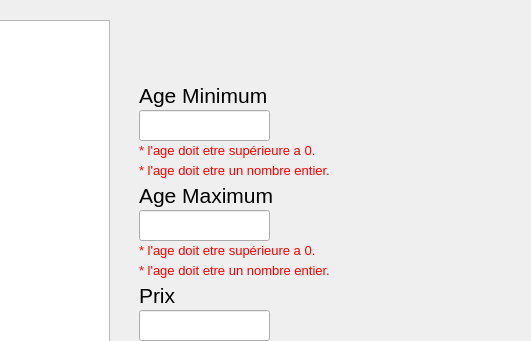
Qt form interface_UI/list_avance_pop_up_interface.ui (jackpotchap/EXAMEN_INTRA_JACOB_CHAPMAN) before a commit; both pictures show x 271 to 802 and y 0 to 341 of the 802 by 621 pixel window.
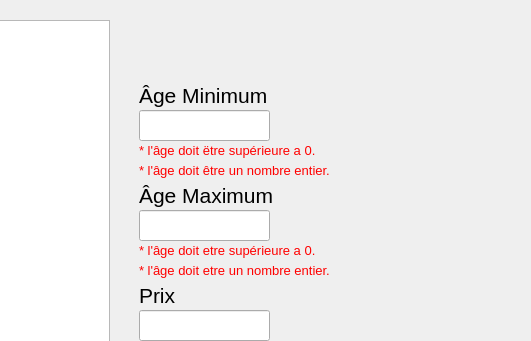
The same form after that commit.

```diff
--- a/interface_UI/list_avance_pop_up_interface.ui
+++ b/interface_UI/list_avance_pop_up_interface.ui
@@ -46,7 +46,7 @@
     </font>
    </property>
    <property name="text">
-    <string>Age Minimum</string>
+    <string>Âge Minimum</string>
    </property>
   </widget>
   <widget class="QLabel" name="label_titre_age_max">
@@ -64,7 +64,7 @@
     </font>
    </property>
    <property name="text">
-    <string>Age Maximum</string>
+    <string>Âge Maximum</string>
    </property>
   </widget>
   <widget class="QLineEdit" name="lineEdit_age_max">
@@ -182,7 +182,7 @@
     </font>
    </property>
    <property name="text">
-    <string>&lt;html&gt;&lt;head/&gt;&lt;body&gt;&lt;p&gt;&lt;span style=&quot; color:#ff0000;&quot;&gt;* l'age doit etre supérieure a 0.&lt;/span&gt;&lt;/p&gt;&lt;/body&gt;&lt;/html&gt;</string>
+    <string>&lt;html&gt;&lt;head/&gt;&lt;body&gt;&lt;p&gt;&lt;span style=&quot; color:#ff0000;&quot;&gt;* l'âge doit ëtre supérieure a 0.&lt;/span&gt;&lt;/p&gt;&lt;/body&gt;&lt;/html&gt;</string>
    </property>
   </widget>
   <widget class="QLabel" name="label_erreure_chiffreonly_num_age_min">
@@ -200,7 +200,7 @@
     </font>
    </property>
    <property name="text">
-    <string>&lt;html&gt;&lt;head/&gt;&lt;body&gt;&lt;p&gt;&lt;span style=&quot; color:#ff0000;&quot;&gt;* l'age doit etre un nombre entier.&lt;/span&gt;&lt;/p&gt;&lt;/body&gt;&lt;/html&gt;</string>
+    <string>&lt;html&gt;&lt;head/&gt;&lt;body&gt;&lt;p&gt;&lt;span style=&quot; color:#ff0000;&quot;&gt;* l'âge doit être un nombre entier.&lt;/span&gt;&lt;/p&gt;&lt;/body&gt;&lt;/html&gt;</string>
    </property>
   </widget>
   <widget class="QLabel" name="label_erreure_positif">
@@ -254,7 +254,7 @@
     </font>
    </property>
    <property name="text">
-    <string>&lt;html&gt;&lt;head/&gt;&lt;body&gt;&lt;p&gt;&lt;span style=&quot; color:#ff0000;&quot;&gt;* l'age doit etre supérieure a 0.&lt;/span&gt;&lt;/p&gt;&lt;/body&gt;&lt;/html&gt;</string>
+    <string>&lt;html&gt;&lt;head/&gt;&lt;body&gt;&lt;p&gt;&lt;span style=&quot; color:#ff0000;&quot;&gt;* l'âge doit etre supérieure a 0.&lt;/span&gt;&lt;/p&gt;&lt;/body&gt;&lt;/html&gt;</string>
    </property>
   </widget>
   <widget class="QLabel" name="label_erreure_chiffreonly_num_age_max">
@@ -272,7 +272,7 @@
     </font>
    </property>
    <property name="text">
-    <string>&lt;html&gt;&lt;head/&gt;&lt;body&gt;&lt;p&gt;&lt;span style=&quot; color:#ff0000;&quot;&gt;* l'age doit etre un nombre entier.&lt;/span&gt;&lt;/p&gt;&lt;/body&gt;&lt;/html&gt;</string>
+    <string>&lt;html&gt;&lt;head/&gt;&lt;body&gt;&lt;p&gt;&lt;span style=&quot; color:#ff0000;&quot;&gt;* l'âge doit etre un nombre entier.&lt;/span&gt;&lt;/p&gt;&lt;/body&gt;&lt;/html&gt;</string>
    </property>
   </widget>
  </widget>
```
